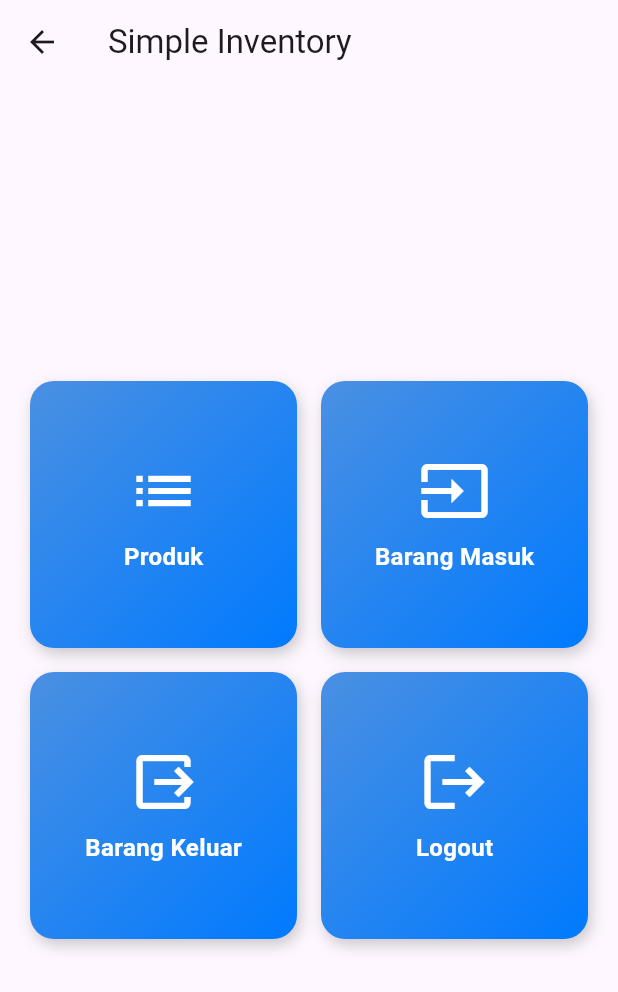
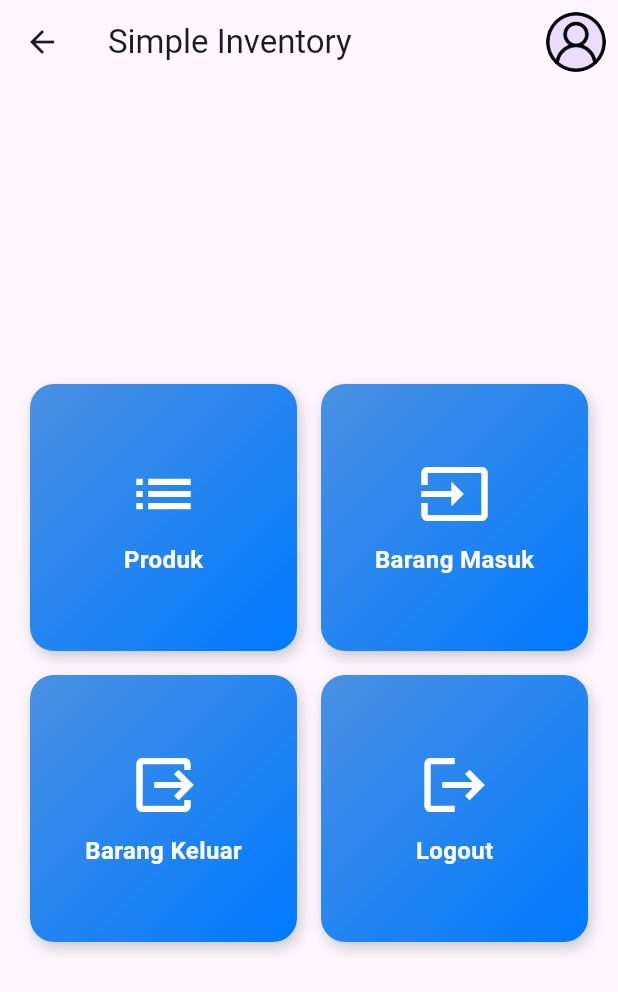
Before and after one commit to nurfaidz/simply-inventory-with-flutter, a Flutter app: the HomePage screen opened directly, on a phone screen of 412 x 824 dp. Shown: the top 992 px of the screen. Run offline on Flutter 3.47's test engine with Material 3 defaults, Android fonts, the phone set to English and light mode, and no system bars; our stand-ins replace dio.

Commit message:
feat: add header widget to home page for a consistent app header
The header widget is added to the home page to provide a consistent app header across all screens. It includes the app title and a user avatar that can be tapped to navigate to the profile screen.

fix: change initial route to '/login' in main.dart

The initial route in the main.dart file is changed to '/login' to ensure that the app starts at the login screen instead of the home page.

feat: add support for user avatar image

The user avatar image is added to the assets folder and included in the pubspec.yaml file as an asset. This allows the image to be used in the header widget and other parts of the app.

fix: change port variable case from lowercase port to uppercase PORT to improve semantics

The port variable in the server.ts file is changed from lowercase "port" to uppercase "PORT" to improve code readability and semantics.

feat: add support for process.env.PORT environment variable to be able to run app on a configurable port

The server.ts file is updated to include support for the process.env.PORT environment variable. This allows the app to be run on a configurable port specified by the environment variable.

```diff
--- a/lib/features/homes/home_page.dart
+++ b/lib/features/homes/home_page.dart
@@ -1,4 +1,5 @@
 import 'package:flutter/material.dart';
+import 'package:flutter_inventory_app/widgets/header_widget.dart';
 
 class HomePage extends StatelessWidget {
   const HomePage({super.key});
@@ -6,7 +7,10 @@ class HomePage extends StatelessWidget {
   @override
   Widget build(BuildContext context) {
     return Scaffold(
-        appBar: AppBar(title: const Text('Simple Inventory')),
+        appBar: const PreferredSize(
+          preferredSize: Size.fromHeight(60.0),
+          child: HeaderWidget(),
+        ),
         body: Center(
           child: GridView.count(
             crossAxisCount: 2,
--- /dev/null
+++ b/lib/widgets/header_widget.dart
@@ -0,0 +1,26 @@
+import 'package:flutter/material.dart';
+
+class HeaderWidget extends StatelessWidget {
+  const HeaderWidget({super.key});
+
+  @override
+  Widget build(BuildContext context) {
+    return AppBar(
+      title: const Text('Simple Inventory'),
+      actions: [
+        GestureDetector(
+          onTap: () {
+            Navigator.pushNamed(context, '/profile');
+          },
+          child: Padding(
+            padding: const EdgeInsets.all(8),
+            child: CircleAvatar(
+              backgroundImage: const AssetImage('assets/images/user.png'),
+              radius: 20,
+            ),
+          )
+        )
+      ]
+    );
+  }
+}
--- a/pubspec.yaml
+++ b/pubspec.yaml
@@ -24,3 +24,6 @@ dev_dependencies:
 
 flutter:
   uses-material-design: true
+
+  assets:
+    - assets/images/user.png
```
Also changed, not shown: lib/main.dart (+20 -3 lines), assets/images/user.png (added).
